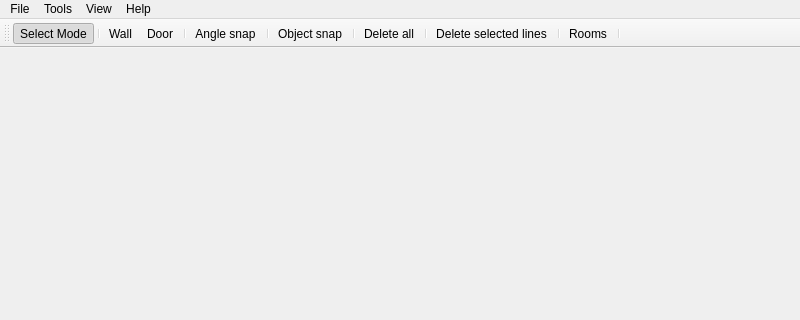
This is forms/mainwindow.ui in JuPedSim/jpseditor as Qt 5 draws it before an edit; both pictures show x 0 to 800 and y 0 to 320 of the 800 by 600 pixel window. The edited form follows.
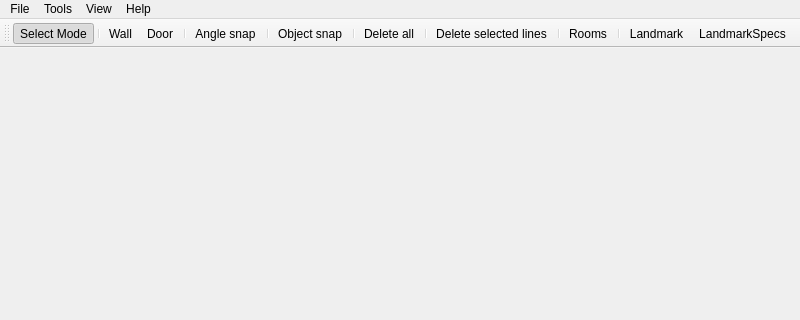
This is the edited form. Icons and pictures are not drawn.

The edit to the form file:
```diff
--- a/forms/mainwindow.ui
+++ b/forms/mainwindow.ui
@@ -97,6 +97,8 @@
    <addaction name="separator"/>
    <addaction name="actionRoom"/>
    <addaction name="separator"/>
+   <addaction name="actionLandmark"/>
+   <addaction name="actionLandmarkWidget"/>
   </widget>
   <action name="action_ffnen">
    <property name="icon">
```
